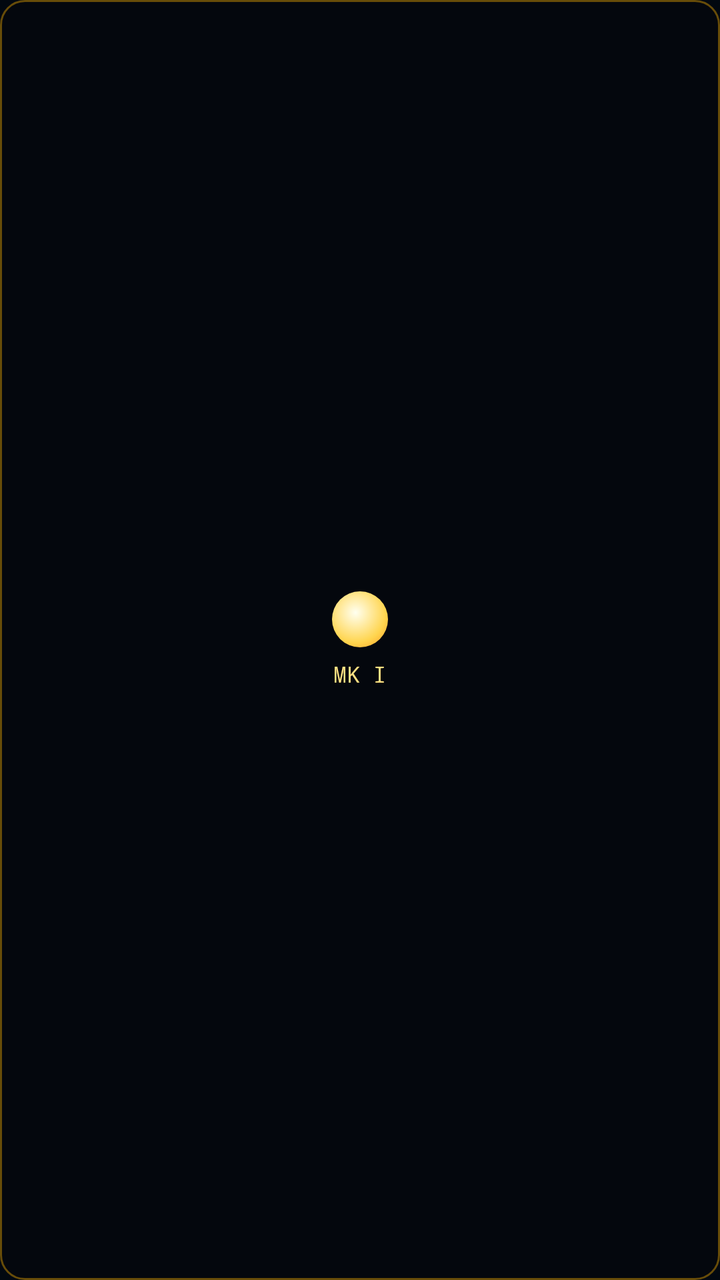
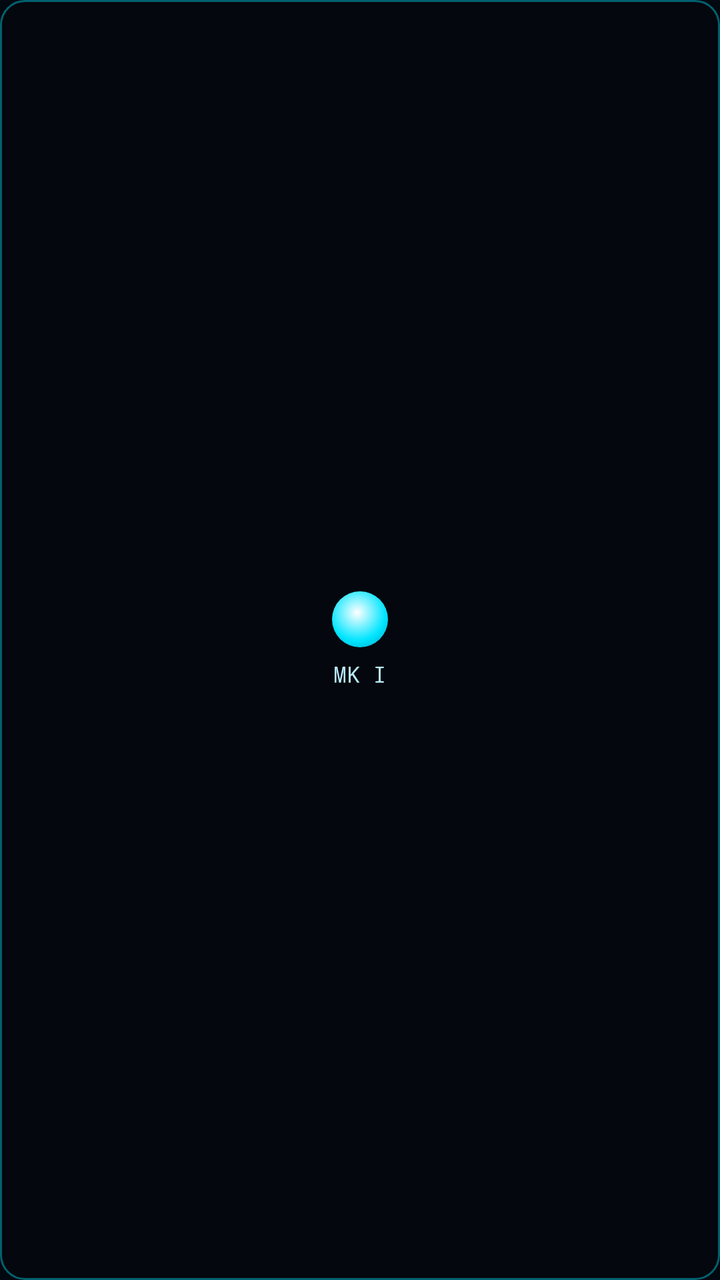

Before-and-after screenshots of an Android layout around one commit, followed by the original layout XML and the change that was made.
<!-- AndroidManifest.xml: application theme Theme.Jarvis -->
<!-- res/layout/item_armor_suit.xml -->
<?xml version="1.0" encoding="utf-8"?>
<LinearLayout xmlns:android="http://schemas.android.com/apk/res/android"
    android:layout_width="88dp"
    android:layout_height="wrap_content"
    android:orientation="vertical"
    android:gravity="center"
    android:padding="8dp"
    android:layout_margin="4dp"
    android:background="@drawable/bg_armor_chip">
    <View
        android:id="@+id/suitColorDot"
        android:layout_width="28dp"
        android:layout_height="28dp"
        android:background="@drawable/bg_armor_orb_core"/>
    <TextView
        android:id="@+id/suitMarkLabel"
        android:layout_width="wrap_content"
        android:layout_height="wrap_content"
        android:layout_marginTop="6dp"
        android:text="MK I"
        android:textColor="#FFE082"
        android:textSize="11sp"
        android:fontFamily="monospace"/>
</LinearLayout>
<!-- resources referenced by this layout -->
<resources>
  <!-- drawable bg_armor_chip (drawable) -->
  <?xml version="1.0" encoding="utf-8"?>
  <shape xmlns:android="http://schemas.android.com/apk/res/android" android:shape="rectangle">
      <solid android:color="#330A0800"/>
      <stroke android:width="1dp" android:color="#66FFB300"/>
      <corners android:radius="12dp"/>
  </shape>
  <!-- drawable bg_armor_orb_core (drawable) -->
  <?xml version="1.0" encoding="utf-8"?>
  <shape xmlns:android="http://schemas.android.com/apk/res/android" android:shape="oval">
      <gradient android:type="radial" android:gradientRadius="30dp"
          android:centerX="0.42" android:centerY="0.38"
          android:startColor="#FFFFFFF0" android:centerColor="#FFFFD54F" android:endColor="#FFFF6D00"/>
  </shape>
  <style name="Theme.Jarvis" parent="Theme.AppCompat.NoActionBar">
          <item name="android:statusBarColor">#020810</item>
          <item name="android:navigationBarColor">#020810</item>
          <item name="android:windowBackground">#020810</item>
          <item name="colorPrimary">#00E5FF</item>
          <item name="colorPrimaryDark">#020810</item>
          <item name="colorAccent">#00E5FF</item>
          <item name="android:colorBackground">#020810</item>
          <item name="android:windowLightStatusBar">false</item>
          <item name="android:windowLightNavigationBar">false</item>
          <item name="android:textColorPrimary">#E8F9FF</item>
          <item name="android:textColorSecondary">#5C8A94</item>
      </style>
</resources>

<!-- the commit's change to res/layout/item_armor_suit.xml (unified diff, before → after) -->
@@ -11,14 +11,14 @@
         android:id="@+id/suitColorDot"
         android:layout_width="28dp"
         android:layout_height="28dp"
-        android:background="@drawable/bg_armor_orb_core"/>
+        android:background="@drawable/bg_reactor_core"/>
     <TextView
         android:id="@+id/suitMarkLabel"
         android:layout_width="wrap_content"
         android:layout_height="wrap_content"
         android:layout_marginTop="6dp"
         android:text="MK I"
-        android:textColor="#FFE082"
+        android:textColor="#B8ECFF"
         android:textSize="11sp"
         android:fontFamily="monospace"/>
 </LinearLayout>
<!-- resource entries referenced after the edit -->
@@ -4,15 +4,20 @@
   <?xml version="1.0" encoding="utf-8"?>
   <shape xmlns:android="http://schemas.android.com/apk/res/android" android:shape="rectangle">
       <solid android:color="#330A0800"/>
-      <stroke android:width="1dp" android:color="#66FFB300"/>
+      <stroke android:width="1dp" android:color="#6600E5FF"/>
       <corners android:radius="12dp"/>
   </shape>
-  <!-- drawable bg_armor_orb_core (drawable) -->
+  <!-- drawable bg_reactor_core (drawable) -->
   <?xml version="1.0" encoding="utf-8"?>
   <shape xmlns:android="http://schemas.android.com/apk/res/android" android:shape="oval">
-      <gradient android:type="radial" android:gradientRadius="30dp"
-          android:centerX="0.42" android:centerY="0.38"
-          android:startColor="#FFFFFFF0" android:centerColor="#FFFFD54F" android:endColor="#FFFF6D00"/>
+      <gradient
+          android:type="radial"
+          android:gradientRadius="28dp"
+          android:centerX="0.45"
+          android:centerY="0.38"
+          android:startColor="#FFFFFFFF"
+          android:centerColor="#FF00E5FF"
+          android:endColor="#FF007A99" />
   </shape>
   <style name="Theme.Jarvis" parent="Theme.AppCompat.NoActionBar">
           <item name="android:statusBarColor">#020810</item>
